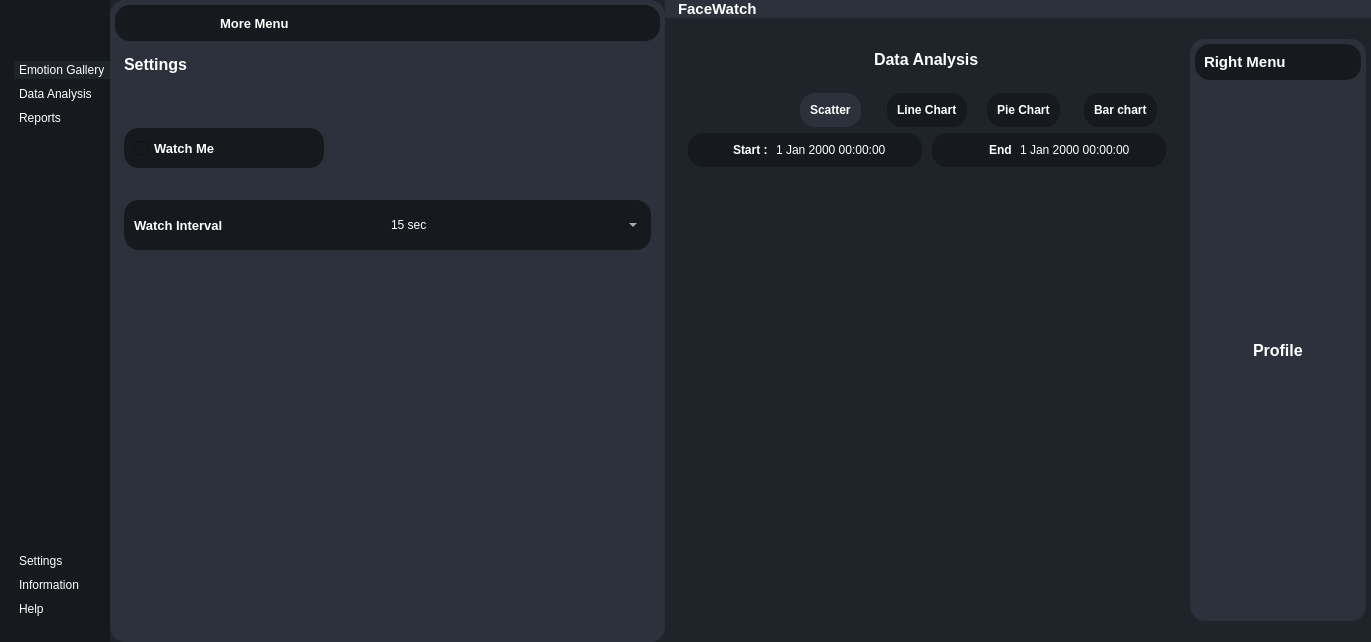
noureisawy/facewatchdesktop, file GUI/interface.ui: the form before one commit.
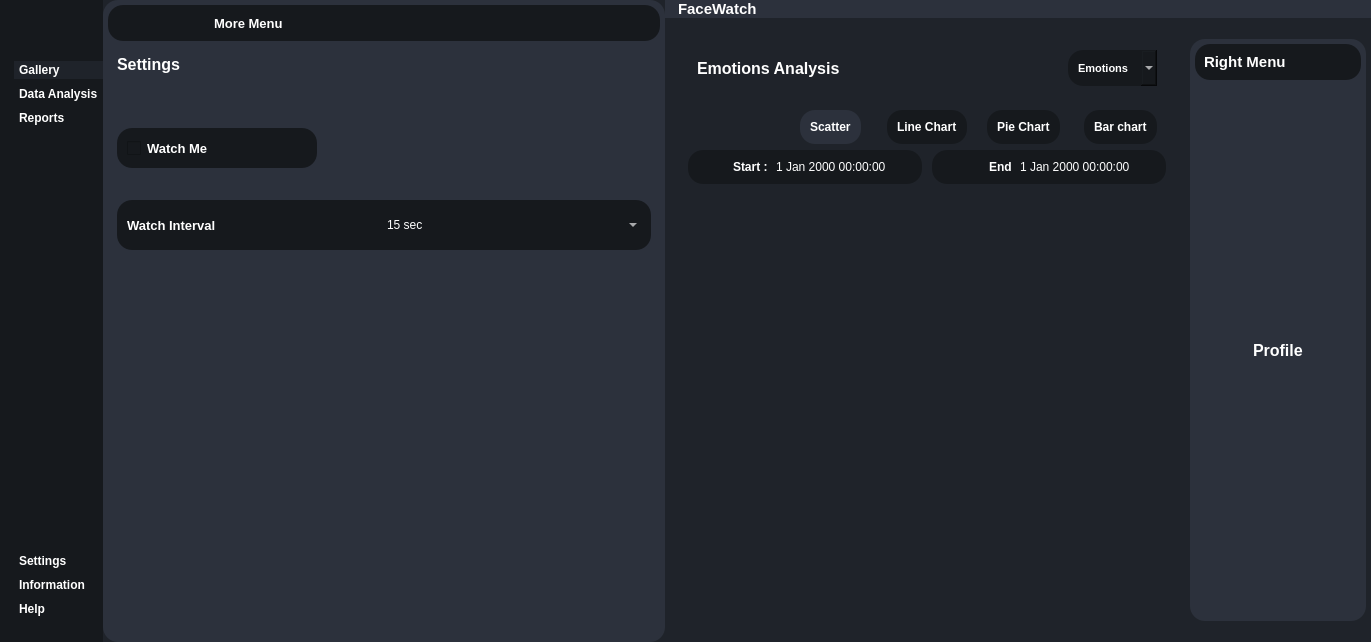
The form after the commit. Icons and pictures are not drawn. Custom widgets are drawn as their Qt base class.

Commit message: refactor analysis page so it open to extend

Patch:
```diff
--- a/GUI/interface.ui
+++ b/GUI/interface.ui
@@ -77,7 +77,7 @@
 background-color:#2c313c;
 }
 
-#neutralBtn, #surpriseBtn, #angryBtn, #sadBtn, #happyBtn, #fearBtn, #disgustBtn{
+#neutralBtn, #surpriseBtn, #angryBtn, #sadBtn, #happyBtn, #fearBtn, #disgustBtn, #analysisCompo{
 background-color:#16191d;
 border-radius:15px;
 padding: 10px;
@@ -610,6 +610,12 @@
                  </disabled>
                 </palette>
                </property>
+               <property name="font">
+                <font>
+                 <weight>75</weight>
+                 <bold>true</bold>
+                </font>
+               </property>
                <property name="toolTip">
                 <string>Home</string>
                </property>
@@ -617,7 +623,7 @@
                 <string notr="true">background-color:#1f232a;</string>
                </property>
                <property name="text">
-                <string>Emotion Gallery</string>
+                <string>Gallery</string>
                </property>
                <property name="icon">
                 <iconset resource="resources.qrc">
@@ -633,6 +639,12 @@
              </item>
              <item>
               <widget class="QPushButton" name="dataBtn">
+               <property name="font">
+                <font>
+                 <weight>75</weight>
+                 <bold>true</bold>
+                </font>
+               </property>
                <property name="toolTip">
                 <string>Data Analysis</string>
                </property>
@@ -653,6 +665,12 @@
              </item>
              <item>
               <widget class="QPushButton" name="reportsBtn">
+               <property name="font">
+                <font>
+                 <weight>75</weight>
+                 <bold>true</bold>
+                </font>
+               </property>
                <property name="toolTip">
                 <string>Reborts</string>
                </property>
@@ -701,6 +719,12 @@
              </property>
              <item>
               <widget class="QPushButton" name="settingsBtn">
+               <property name="font">
+                <font>
+                 <weight>75</weight>
+                 <bold>true</bold>
+                </font>
+               </property>
                <property name="toolTip">
                 <string>Settings</string>
                </property>
@@ -721,6 +745,12 @@
              </item>
              <item>
               <widget class="QPushButton" name="infoBtn">
+               <property name="font">
+                <font>
+                 <weight>75</weight>
+                 <bold>true</bold>
+                </font>
+               </property>
                <property name="toolTip">
                 <string>Information</string>
                </property>
@@ -741,6 +771,12 @@
              </item>
              <item>
               <widget class="QPushButton" name="helpBtn">
+               <property name="font">
+                <font>
+                 <weight>75</weight>
+                 <bold>true</bold>
+                </font>
+               </property>
                <property name="toolTip">
                 <string>Help</string>
                </property>
@@ -851,7 +887,7 @@
            <widget class="QCustomStackedWidget" name="leftStackWidget">
             <property name="minimumSize">
              <size>
-              <width>250</width>
+              <width>0</width>
               <height>0</height>
              </size>
             </property>
@@ -862,6 +898,9 @@
              <layout class="QVBoxLayout" name="verticalLayout_11">
               <item>
                <widget class="QWidget" name="widget_3" native="true">
+                <property name="enabled">
+                 <bool>true</bool>
+                </property>
                 <layout class="QVBoxLayout" name="verticalLayout_13">
                  <property name="leftMargin">
                   <number>0</number>
@@ -945,7 +984,7 @@
                  <item alignment="Qt::AlignTop">
                   <widget class="QFrame" name="watchInterval">
                    <property name="sizePolicy">
-                    <sizepolicy hsizetype="Preferred" vsizetype="Minimum">
+                    <sizepolicy hsizetype="Preferred" vsizetype="Preferred">
                      <horstretch>0</horstretch>
                      <verstretch>0</verstretch>
                     </sizepolicy>
@@ -1742,7 +1781,7 @@
                     <item alignment="Qt::AlignTop">
                      <widget class="QWidget" name="widget_5" native="true">
                       <layout class="QHBoxLayout" name="horizontalLayout_19">
-                       <item alignment="Qt::AlignHCenter|Qt::AlignVCenter">
+                       <item>
                         <widget class="QLabel" name="label_10">
                          <property name="font">
                           <font>
@@ -1752,10 +1791,37 @@
                           </font>
                          </property>
                          <property name="text">
-                          <string>Data Analysis</string>
+                          <string>Emotions Analysis</string>
                          </property>
                         </widget>
                        </item>
+                       <item alignment="Qt::AlignRight">
+                        <widget class="QComboBox" name="analysisCompo">
+                         <property name="sizePolicy">
+                          <sizepolicy hsizetype="Minimum" vsizetype="Fixed">
+                           <horstretch>0</horstretch>
+                           <verstretch>0</verstretch>
+                          </sizepolicy>
+                         </property>
+                         <property name="font">
+                          <font>
+                           <pointsize>8</pointsize>
+                           <weight>75</weight>
+                           <bold>true</bold>
+                          </font>
+                         </property>
+                         <item>
+                          <property name="text">
+                           <string>Emotions</string>
+                          </property>
+                         </item>
+                         <item>
+                          <property name="text">
+                           <string>Alertness</string>
+                          </property>
+                         </item>
+                        </widget>
+                       </item>
                       </layout>
                      </widget>
                     </item>
```
Left out of the diff: 2 changed lines with no effect on the pictures. The commit also changes 24 other files.
